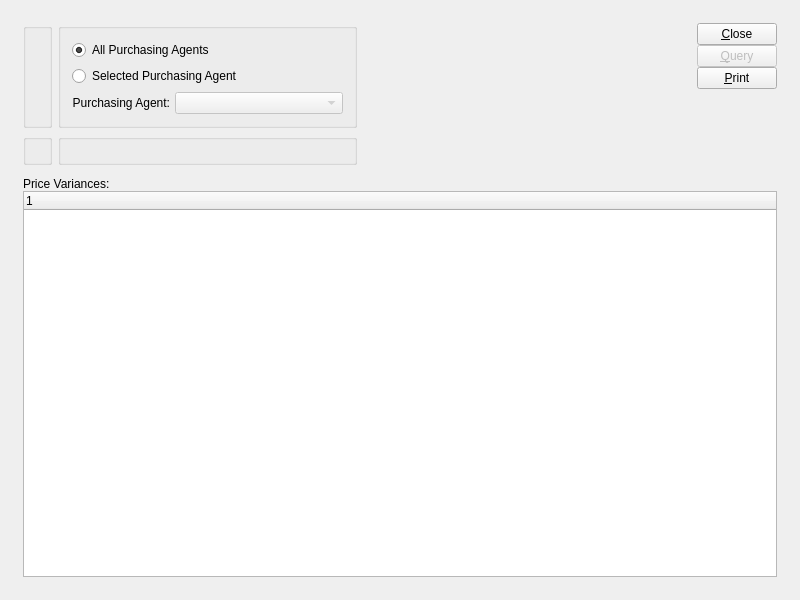
Before: the Qt Designer form guiclient/dspPoPriceVariancesByVendor.ui in Pegasus-RPG/xtuple-client, drawn with Qt 5.
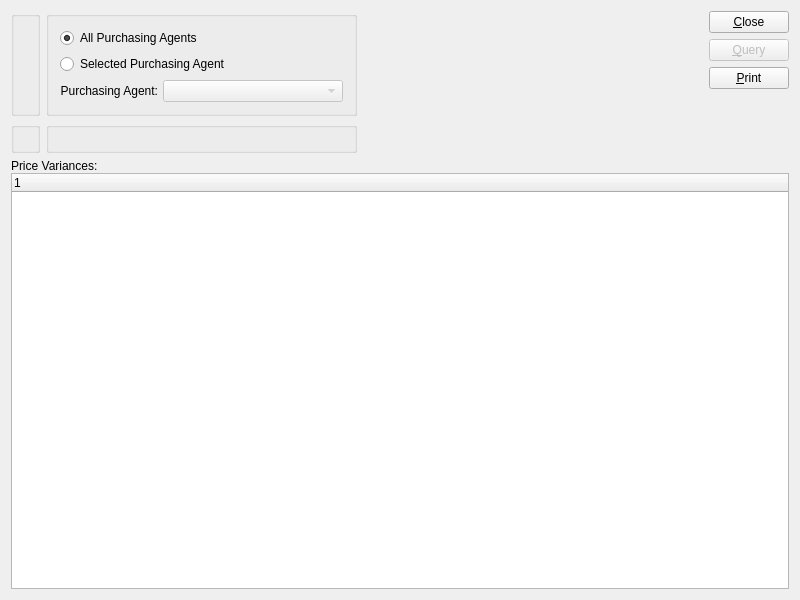
After: the same form once the commit is applied. Custom widgets are drawn as their Qt base class.

Commit message: issue #3556:  Tweak UI to reflect receipt cost because "Std. Cost" may not be applicable.

Patch:
```diff
--- a/guiclient/dspPoPriceVariancesByVendor.ui
+++ b/guiclient/dspPoPriceVariancesByVendor.ui
@@ -19,17 +19,9 @@
   <property name="windowTitle" >
    <string>Purchase Price Variances by Vendor</string>
   </property>
-  <layout class="QGridLayout" name="gridLayout_7" >
-   <item row="0" column="0" >
-    <layout class="QGridLayout" name="gridLayout_6" >
-     <property name="margin" >
-      <number>12</number>
-     </property>
-     <property name="spacing" >
-      <number>12</number>
-     </property>
-     <item row="0" column="0" >
-      <layout class="QHBoxLayout" name="horizontalLayout" >
+  <layout class="QGridLayout" name="gridLayout_6">
+   <item row="0" column="0">
+    <layout class="QHBoxLayout" name="horizontalLayout">
        <item>
         <layout class="QGridLayout" name="gridLayout_5" >
          <item row="0" column="0" >
@@ -149,10 +141,7 @@
           <number>0</number>
          </property>
          <item>
-          <layout class="QVBoxLayout" >
-           <property name="spacing" >
-            <number>0</number>
-           </property>
+        <layout class="QVBoxLayout">
            <item>
             <widget class="QPushButton" name="_close" >
              <property name="text" >
@@ -171,8 +160,8 @@
              <property name="autoDefault" >
               <bool>true</bool>
              </property>
-             <property name="default" >
-              <bool>true</bool>
+           <property name="default">
+            <bool>false</bool>
              </property>
             </widget>
            </item>
@@ -262,10 +251,8 @@
       </widget>
      </item>
     </layout>
-   </item>
-  </layout>
  </widget>
- <layoutdefault spacing="6" margin="11" />
+ <layoutdefault spacing="6" margin="11"/>
  <pixmapfunction>qPixmapFromMimeSource</pixmapfunction>
  <customwidgets>
   <customwidget>
```
Left out of the diff: 172 changed lines with no effect on the pictures. Lines whose indentation alone changed are shown as unchanged. The commit also changes 3 other files.
